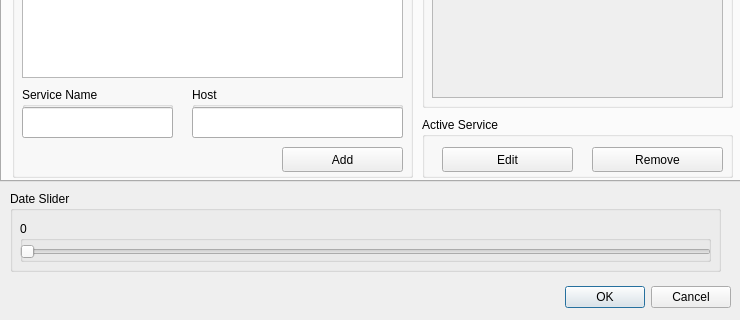
First picture: the form in wlts_plugin/wlts_qgis_dialog_base.ui, repository brazil-data-cube/wlts-qgis, before the edit; both pictures show x 0 to 740 and y 319 to 639 of the 740 by 639 pixel window.
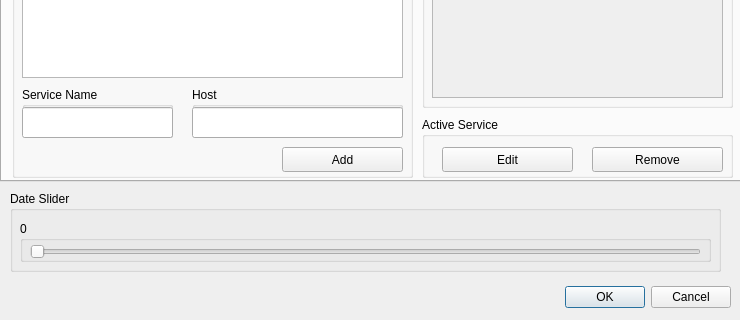
Second picture: the form after the edit.

Commit message: [#56] Adding control for getting geometries from wlts

```diff
--- a/wlts_plugin/wlts_qgis_dialog_base.ui
+++ b/wlts_plugin/wlts_qgis_dialog_base.ui
@@ -522,9 +522,9 @@
     <widget class="QSlider" name="date_slider">
      <property name="geometry">
       <rect>
-       <x>0</x>
+       <x>10</x>
        <y>20</y>
-       <width>691</width>
+       <width>671</width>
        <height>21</height>
       </rect>
      </property>
```
